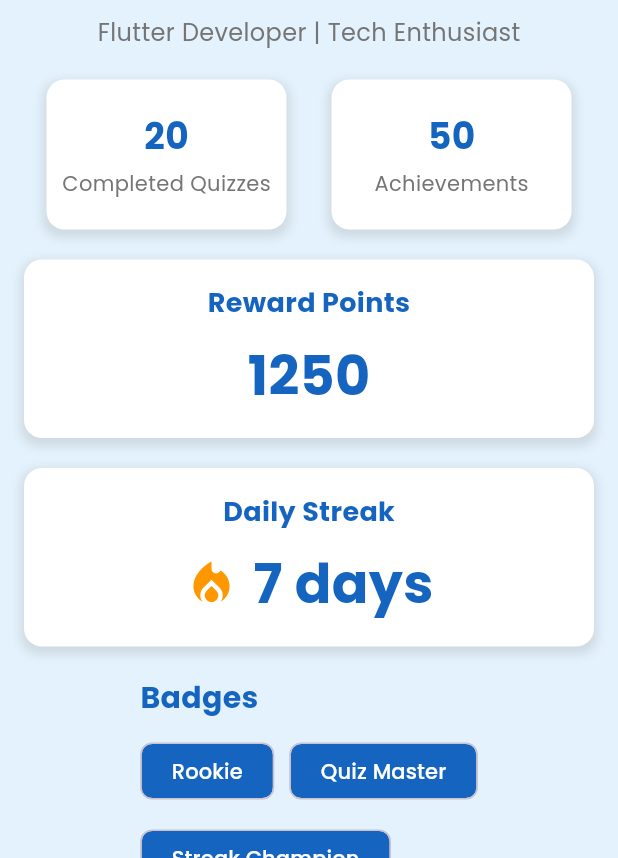
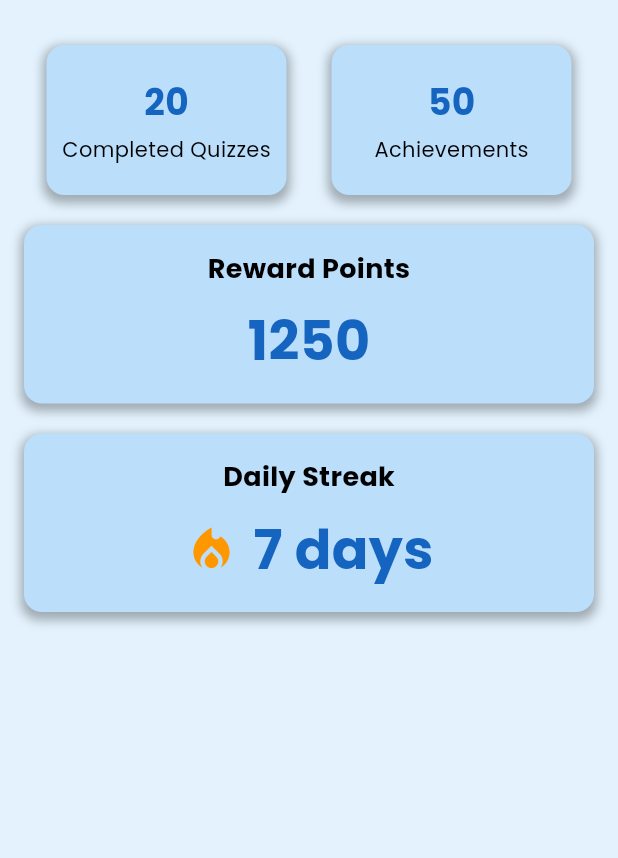
Before and after one commit to Sachinbgithub/vidhan, a Flutter app: the ProfilePageLeaderboardStyle screen opened directly, on a phone screen of 412 x 824 dp, the part 378-1236 px from its top. Run offline on Flutter 3.47's test engine with Material 3 defaults, Android fonts, the phone set to English and light mode, and no system bars; our stand-ins replace audioplayers, carousel_slider, cloud_firestore, curved_navigation_bar, firebase_auth, firebase_core and 9 more; accounts and stored records are empty; network calls fail.

Commit message:
homepage and profile page Ui Updated

```diff
--- a/lib/pages/homepage.dart
+++ b/lib/pages/homepage.dart
@@ -300,7 +300,7 @@ class _HomePageState extends State<HomePage> {
                       decoration: BoxDecoration(
                         borderRadius: BorderRadius.circular(10),
                         image: DecorationImage(
-                          image: AssetImage('assets/img_6.png'),
+                          image: AssetImage('assets/img_15.png'),
                           fit: BoxFit.cover,
                         ),
                       ),
@@ -343,14 +343,14 @@ class _HomePageState extends State<HomePage> {
                   ),
 
                 ),
-                Padding(
-                  padding: const EdgeInsets.symmetric(horizontal: 10),
-                  child: Container(
-                    height: 30,
-                    width: double.infinity,
-                    decoration: BoxDecoration(color: Colors.blue),
-                  ),
-                ),
+                // Padding(
+                //   padding: const EdgeInsets.symmetric(horizontal: 10),
+                //   child: Container(
+                //     height: 30,
+                //     width: double.infinity,
+                //     decoration: BoxDecoration(color: Colors.blue),
+                //   ),
+                // ),
 
                 //Do you know
                 Padding(
@@ -367,8 +367,8 @@ class _HomePageState extends State<HomePage> {
                       decoration: BoxDecoration(
                         borderRadius: BorderRadius.circular(10),
                         image: const DecorationImage(
-                          image: AssetImage('assets/img_7.png'),
-                          // Replace with your background image path
+                          image: AssetImage('assets/img_14.png'),
+
                           fit: BoxFit.cover,
                         ),
                       ),
@@ -428,8 +428,7 @@ class _HomePageState extends State<HomePage> {
                                 decoration: BoxDecoration(
                                   borderRadius: BorderRadius.circular(10),
                                   image: const DecorationImage(
-                                    image: AssetImage('assets/img_1.png'),
-                                    // Replace with your background image path
+                                    image: AssetImage('assets/judge.png'),
                                     fit: BoxFit.cover,
                                   ),
                                 ),
@@ -456,9 +455,9 @@ class _HomePageState extends State<HomePage> {
                               child: Container(
                                 decoration: BoxDecoration(
                                   borderRadius: BorderRadius.circular(10),
-                                  color: Colors.black38,
+                                  // color: Colors.black38,
                                   image: const DecorationImage(
-                                    image: AssetImage('assets/img.png'),
+                                    image: AssetImage('assets/run2.png'),
                                     // Replace with your background image path
                                     fit: BoxFit.cover,
                                   ),
--- a/lib/pages/temp_profile.dart
+++ b/lib/pages/temp_profile.dart
@@ -12,7 +12,7 @@ class _ProfilePageLeaderboardStyleState extends State<ProfilePageLeaderboardStyl
   String profilePictureUrl = 'assets/logo.png';
   int rewardPoints = 1250;
   int dailyStreak = 7;
-  List<String> badges = ['Rookie', 'Quiz Master', 'Streak Champion'];
+  // List<String> badges = ['Rookie', 'Quiz Master', 'Streak Champion'];
 
   final TextEditingController _nameController = TextEditingController();
 
@@ -56,8 +56,8 @@ class _ProfilePageLeaderboardStyleState extends State<ProfilePageLeaderboardStyl
               _buildRewardPointsCard(),
               SizedBox(height: 20),
               _buildDailyStreakCard(),
-              SizedBox(height: 20),
-              _buildBadgesSection(),
+              // SizedBox(height: 20),
+              // _buildBadgesSection(),
             ],
           ),
         ),
@@ -110,13 +110,13 @@ class _ProfilePageLeaderboardStyleState extends State<ProfilePageLeaderboardStyl
           ),
         ),
         SizedBox(height: 10),
-        Text(
-          'Flutter Developer | Tech Enthusiast',
-          style: TextStyle(
-            fontSize: 16,
-            color: Colors.grey[600],
-          ),
-        ),
+        // Text(
+        //   'Flutter Developer | Tech Enthusiast',
+        //   style: TextStyle(
+        //     fontSize: 16,
+        //     color: Colors.grey[600],
+        //   ),
+        // ),
       ],
     );
   }
@@ -136,11 +136,11 @@ class _ProfilePageLeaderboardStyleState extends State<ProfilePageLeaderboardStyl
       width: 160,
       height: 100,
       decoration: BoxDecoration(
-        color: Colors.white,
+        color: Colors.blue[100],
         borderRadius: BorderRadius.circular(12),
         boxShadow: [
           BoxShadow(
-            color: Colors.grey.withOpacity(0.3),
+            color: Colors.black.withOpacity(0.3),
             spreadRadius: 2,
             blurRadius: 5,
             offset: Offset(0, 3),
@@ -163,7 +163,7 @@ class _ProfilePageLeaderboardStyleState extends State<ProfilePageLeaderboardStyl
             label,
             style: TextStyle(
               fontSize: 14,
-              color: Colors.grey[600],
+              color: Colors.black,
             ),
           ),
         ],
@@ -176,11 +176,11 @@ class _ProfilePageLeaderboardStyleState extends State<ProfilePageLeaderboardStyl
       width: double.infinity,
       padding: EdgeInsets.all(16),
       decoration: BoxDecoration(
-        color: Colors.white,
+        color: Colors.blue[100],
         borderRadius: BorderRadius.circular(12),
         boxShadow: [
           BoxShadow(
-            color: Colors.grey.withOpacity(0.3),
+            color: Colors.black.withOpacity(0.3),
             spreadRadius: 2,
             blurRadius: 5,
             offset: Offset(0, 3),
@@ -194,7 +194,7 @@ class _ProfilePageLeaderboardStyleState extends State<ProfilePageLeaderboardStyl
             style: TextStyle(
               fontSize: 18,
               fontWeight: FontWeight.bold,
-              color: Colors.blue[800],
+              color: Colors.black,
             ),
           ),
           SizedBox(height: 10),
@@ -216,11 +216,11 @@ class _ProfilePageLeaderboardStyleState extends State<ProfilePageLeaderboardStyl
       width: double.infinity,
       padding: EdgeInsets.all(16),
       decoration: BoxDecoration(
-        color: Colors.white,
+        color: Colors.blue[100],
         borderRadius: BorderRadius.circular(12),
         boxShadow: [
           BoxShadow(
-            color: Colors.grey.withOpacity(0.3),
+            color: Colors.black.withOpacity(0.3),
             spreadRadius: 2,
             blurRadius: 5,
             offset: Offset(0, 3),
@@ -234,7 +234,7 @@ class _ProfilePageLeaderboardStyleState extends State<ProfilePageLeaderboardStyl
             style: TextStyle(
               fontSize: 18,
               fontWeight: FontWeight.bold,
-              color: Colors.blue[800],
+              color: Colors.black,
             ),
           ),
           SizedBox(height: 10),
@@ -258,27 +258,28 @@ class _ProfilePageLeaderboardStyleState extends State<ProfilePageLeaderboardStyl
     );
   }
 
-  Widget _buildBadgesSection() {
-    return Column(
-      crossAxisAlignment: CrossAxisAlignment.start,
-      children: [
-        Text(
-          'Badges',
-          style: TextStyle(
-            fontSize: 20,
-            fontWeight: FontWeight.bold,
-            color: Colors.blue[800],
-          ),
-        ),
-        SizedBox(height: 10),
-        Wrap(
-          spacing: 10,
-          runSpacing: 10,
-          children: badges.map((badge) => _buildBadgeChip(badge)).toList(),
-        ),
-      ],
-    );
-  }
+  //Badges widget
+  // Widget _buildBadgesSection() {
+  //   return Column(
+  //     crossAxisAlignment: CrossAxisAlignment.start,
+  //     children: [
+  //       Text(
+  //         'Badges',
+  //         style: TextStyle(
+  //           fontSize: 20,
+  //           fontWeight: FontWeight.bold,
+  //           color: Colors.blue[800],
+  //         ),
+  //       ),
+  //       SizedBox(height: 10),
+  //       Wrap(
+  //         spacing: 10,
+  //         runSpacing: 10,
+  //         // children: badges.map((badge) => _buildBadgeChip(badge)).toList(),
+  //       ),
+  //     ],
+  //   );
+  // }
 
   Widget _buildBadgeChip(String badge) {
     return Chip(
```
Also changed, not shown: pubspec.yaml (+11 -11 lines), assets/img_14.png (added), assets/img_15.png (added), assets/judge.png (added), assets/run2.png (added), assets/vidhan_run.png (added).
